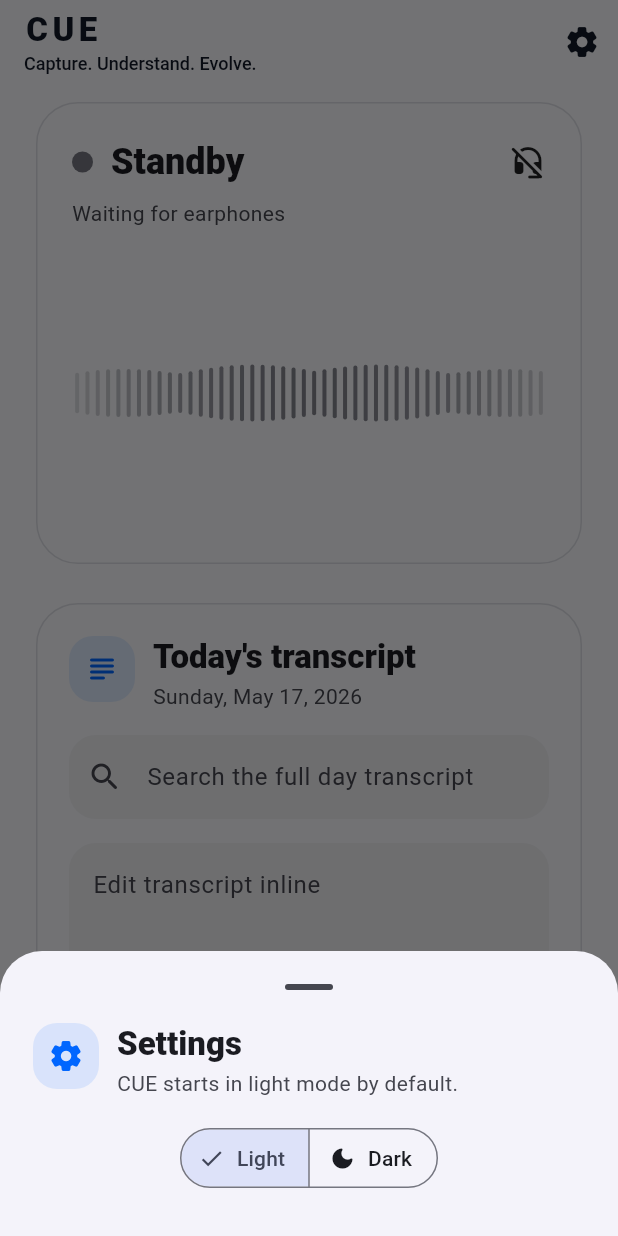
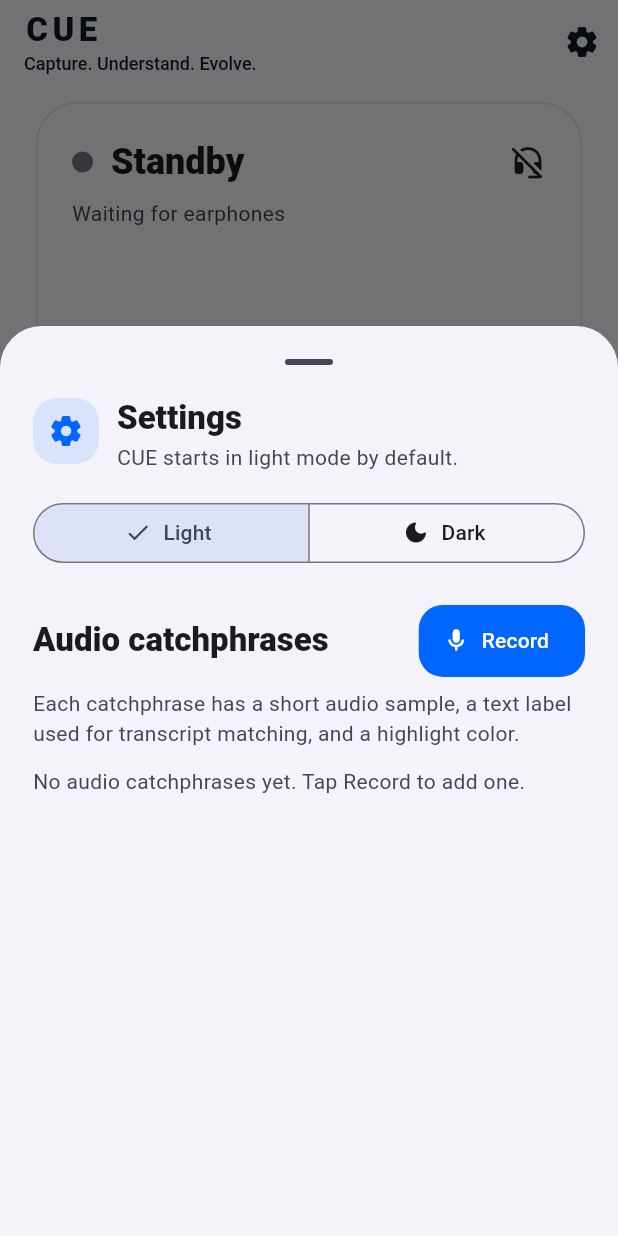
Before and after one commit to praveenasok1/cue, a Flutter app: the screen it shows after launch, after a tap on the "settings" icon, on a phone screen of 412 x 824 dp. Run offline on Flutter 3.47's test engine with Material 3 defaults, Android fonts, the phone set to English and light mode, and no system bars; our stand-ins replace drift, drift_flutter, flutter_riverpod, geolocator, shared_preferences, speech_to_text; missing offline and left inert: audio_session, flutter_foreground_task, record; accounts and stored records are empty.

Commit message:
Move audio catchphrases into settings
Co-authored-by: praveenasok1 <praveenasok1@users.noreply.github.com>

```diff
--- a/lib/src/data/cue_database.dart
+++ b/lib/src/data/cue_database.dart
@@ -15,7 +15,7 @@ class CueDatabase extends GeneratedDatabase {
   final _sessionsChanged = StreamController<void>.broadcast();
 
   @override
-  int get schemaVersion => 1;
+  int get schemaVersion => 2;
 
   @override
   Iterable<TableInfo<Table, dynamic>> get allTables => const [];
@@ -29,6 +29,7 @@ CREATE TABLE catchphrases (
   phrase TEXT NOT NULL UNIQUE,
   polarity TEXT NOT NULL CHECK (polarity IN ('+', '-')),
   color_value INTEGER NOT NULL,
+  audio_path TEXT,
   notes TEXT,
   created_at INTEGER NOT NULL
 );
@@ -68,6 +69,13 @@ CREATE TABLE catchphrase_hits (
         'ON catchphrase_hits(spoken_at);',
       );
     },
+    onUpgrade: (m, from, to) async {
+      if (from < 2) {
+        await customStatement(
+          'ALTER TABLE catchphrases ADD COLUMN audio_path TEXT;',
+        );
+      }
+    },
   );
 
   Stream<List<Catchphrase>> watchCatchphrases() {
@@ -85,6 +93,7 @@ CREATE TABLE catchphrase_hits (
     required String phrase,
     required HabitPolarity polarity,
     required Color color,
+    required String audioPath,
     String? notes,
   }) async {
     _validateCatchphrase(phrase);
@@ -92,13 +101,20 @@ CREATE TABLE catchphrase_hits (
     final now = DateTime.now();
     await customStatement(
       '''
-INSERT INTO catchphrases (phrase, polarity, color_value, notes, created_at)
-VALUES (?, ?, ?, ?, ?);
+INSERT INTO catchphrases (
+  phrase,
+  polarity,
+  color_value,
+  audio_path,
+  notes,
+  created_at
+) VALUES (?, ?, ?, ?, ?, ?);
 ''',
       [
         Variable.withString(normalized),
         Variable.withString(polarity.symbol),
         Variable.withInt(color.toARGB32()),
+        Variable.withString(audioPath),
         notes == null || notes.trim().isEmpty
             ? const Variable(null)
             : Variable.withString(notes.trim()),
@@ -112,6 +128,7 @@ VALUES (?, ?, ?, ?, ?);
       phrase: normalized,
       polarity: polarity,
       color: color,
+      audioPath: audioPath,
       notes: notes?.trim(),
       createdAt: now,
     );
@@ -207,6 +224,7 @@ SELECT
   c.phrase,
   c.polarity,
   c.color_value,
+  c.audio_path,
   c.notes,
   c.created_at
 FROM catchphrase_hits h
@@ -349,6 +367,7 @@ WHERE id = ? AND ended_at IS NULL;
       phrase: row.read<String>('phrase'),
       polarity: HabitPolarity.fromSymbol(row.read<String>('polarity')),
       color: Color(row.read<int>('color_value')),
+      audioPath: row.readNullable<String>('audio_path'),
       notes: row.readNullable<String>('notes'),
       createdAt: _dateFromMillis(row.read<int>('created_at')),
     );
@@ -390,8 +409,8 @@ WHERE id = ? AND ended_at IS NULL;
         .split(RegExp(r'\s+'))
         .where((word) => word.isNotEmpty)
         .length;
-    if (wordCount < 2) {
-      throw ArgumentError('Catchphrases must contain at least two words.');
+    if (wordCount < 1) {
+      throw ArgumentError('Add a text label for this audio catchphrase.');
     }
   }
 
--- a/lib/src/data/models.dart
+++ b/lib/src/data/models.dart
@@ -34,6 +34,7 @@ class Catchphrase {
     required this.polarity,
     required this.color,
     required this.createdAt,
+    this.audioPath,
     this.notes,
   });
 
@@ -41,6 +42,7 @@ class Catchphrase {
   final String phrase;
   final HabitPolarity polarity;
   final Color color;
+  final String? audioPath;
   final String? notes;
   final DateTime createdAt;
 
--- a/lib/src/features/home/home_screen.dart
+++ b/lib/src/features/home/home_screen.dart
@@ -1,3 +1,5 @@
+import 'dart:async';
+
 import 'package:flutter/material.dart';
 import 'package:flutter_riverpod/flutter_riverpod.dart';
 import 'package:intl/intl.dart';
@@ -55,22 +57,13 @@ class _HomeScreenState extends ConsumerState<HomeScreen> {
           ),
         ],
       ),
-      floatingActionButton: FloatingActionButton.extended(
-        backgroundColor: CueColors.primary,
-        foregroundColor: Colors.white,
-        onPressed: () => _showCatchphraseSheet(context, ref),
-        icon: const Icon(Icons.add_rounded),
-        label: const Text('Catchphrase'),
-      ),
       body: SafeArea(
         child: ListView(
-          padding: const EdgeInsets.fromLTRB(20, 8, 20, 96),
+          padding: const EdgeInsets.fromLTRB(20, 8, 20, 28),
           children: const [
             _RecordingHero(),
             SizedBox(height: 18),
             _TranscriptPanel(),
-            SizedBox(height: 18),
-            _CatchphrasePanel(),
             SizedBox(height: 18),
             _RecentHitsPanel(),
           ],
@@ -499,62 +492,6 @@ class _TextHighlight {
   final Color color;
 }
 
-class _CatchphrasePanel extends ConsumerWidget {
-  const _CatchphrasePanel();
-
-  @override
-  Widget build(BuildContext context, WidgetRef ref) {
-    final catchphrases = ref.watch(catchphrasesProvider);
-    return Card(
-      child: Padding(
-        padding: const EdgeInsets.all(22),
-        child: Column(
-          crossAxisAlignment: CrossAxisAlignment.start,
-          children: [
-            const _SectionHeader(
-              title: 'Catchphrases',
-              subtitle: 'Two or more words, habit polarity, color, notes.',
-              icon: Icons.auto_awesome_rounded,
-            ),
-            const SizedBox(height: 12),
-            catchphrases.when(
-              data: (items) {
-                if (items.isEmpty) {
-                  return const Text(
-                    'Add a phrase like "drink water" or "skip workout".',
-                  );
-                }
-                return Wrap(
-                  spacing: 10,
-                  runSpacing: 10,
-                  children: [
-                    for (final item in items)
-                      InputChip(
-                        avatar: CircleAvatar(
-                          backgroundColor: item.color,
-                          child: Text(
-                            item.polarity.symbol,
-                            style: const TextStyle(color: Colors.white),
-                          ),
-                        ),
-                        label: Text(item.phrase),
-                        onDeleted: () => ref
-                            .read(catchphraseControllerProvider.notifier)
-                            .delete(item.id),
-                      ),
-                  ],
-                );
-              },
-              loading: () => const LinearProgressIndicator(),
-              error: (error, _) => Text('Could not load catchphrases: $error'),
-            ),
-          ],
-        ),
-      ),
-    );
-  }
-}
-
 class _RecentHitsPanel extends ConsumerWidget {
   const _RecentHitsPanel();
 
@@ -715,14 +652,20 @@ class _MoodPicker extends StatelessWidget {
 Future<void> _showSettings(BuildContext context) {
   return showModalBottomSheet<void>(
     context: context,
+    isScrollControlled: true,
     showDragHandle: true,
     builder: (context) => Consumer(
       builder: (context, ref, _) {
         final themeMode = ref.watch(themeModeControllerProvider);
-        return Padding(
+        return DraggableScrollableSheet(
+          expand: false,
+          initialChildSize: 0.72,
+          minChildSize: 0.45,
+          maxChildSize: 0.92,
+          builder: (context, scrollController) {
+            return ListView(
+              controller: scrollController,
               padding: const EdgeInsets.fromLTRB(22, 0, 22, 28),
-          child: Column(
-            mainAxisSize: MainAxisSize.min,
               children: [
                 const _SectionHeader(
                   title: 'Settings',
@@ -750,12 +693,95 @@ Future<void> _showSettings(BuildContext context) {
                         .setThemeMode(selection.single);
                   },
                 ),
+                const SizedBox(height: 24),
+                Row(
+                  children: [
+                    Expanded(
+                      child: Text(
+                        'Audio catchphrases',
+                        style: Theme.of(context).textTheme.titleLarge?.copyWith(
+                          fontWeight: FontWeight.w900,
+                        ),
+                      ),
+                    ),
+                    FilledButton.icon(
+                      onPressed: () => _showCatchphraseSheet(context, ref),
+                      icon: const Icon(Icons.mic_rounded),
+                      label: const Text('Record'),
+                    ),
                   ],
                 ),
+                const SizedBox(height: 8),
+                Text(
+                  'Each catchphrase has a short audio sample, a text label used for transcript matching, and a highlight color.',
+                  style: TextStyle(
+                    color: Theme.of(context).colorScheme.onSurfaceVariant,
+                  ),
+                ),
+                const SizedBox(height: 12),
+                const _CatchphraseList(compact: true),
+              ],
+            );
+          },
         );
       },
     ),
   );
+}
+
+class _CatchphraseList extends ConsumerWidget {
+  const _CatchphraseList({this.compact = false});
+
+  final bool compact;
+
+  @override
+  Widget build(BuildContext context, WidgetRef ref) {
+    final catchphrases = ref.watch(catchphrasesProvider);
+    return catchphrases.when(
+      data: (items) {
+        if (items.isEmpty) {
+          return Text(
+            'No audio catchphrases yet. Tap Record to add one.',
+            style: TextStyle(
+              color: Theme.of(context).colorScheme.onSurfaceVariant,
+            ),
+          );
+        }
+        return Column(
+          children: [
+            for (final item in items)
+              ListTile(
+                dense: compact,
+                contentPadding: EdgeInsets.zero,
+                leading: CircleAvatar(
+                  backgroundColor: item.color,
+                  child: const Icon(
+                    Icons.graphic_eq_rounded,
+                    color: Colors.white,
+                    size: 18,
+                  ),
+                ),
+                title: Text(item.phrase),
+                subtitle: Text(
+                  item.audioPath == null
+                      ? 'Legacy text-only catchphrase'
+                      : 'Voice sample saved',
+                ),
+                trailing: IconButton(
+                  tooltip: 'Delete',
+                  icon: const Icon(Icons.delete_outline_rounded),
+                  onPressed: () => ref
+                      .read(catchphraseControllerProvider.notifier)
+                      .delete(item.id),
+                ),
+              ),
+          ],
+        );
+      },
+      loading: () => const LinearProgressIndicator(),
+      error: (error, _) => Text('Could not load catchphrases: $error'),
+    );
+  }
 }
 
 Future<void> _showCatchphraseSheet(BuildContext context, WidgetRef ref) {
@@ -787,15 +813,20 @@ class _CatchphraseFormState extends State<_CatchphraseForm> {
   ];
 
   final _phraseController = TextEditingController();
-  final _notesController = TextEditingController();
-  HabitPolarity _polarity = HabitPolarity.desired;
   Color _color = _colors.first;
+  bool _isRecording = false;
+  String? _audioPath;
   String? _error;
 
   @override
   void dispose() {
     _phraseController.dispose();
-    _notesController.dispose();
+    if (_isRecording) {
+      widget.ref
+          .read(catchphraseAudioServiceProvider)
+          .stopSampleRecording()
+          .ignore();
+    }
     super.dispose();
   }
 
@@ -814,37 +845,61 @@ class _CatchphraseFormState extends State<_CatchphraseForm> {
           crossAxisAlignment: CrossAxisAlignment.start,
           children: [
             const _SectionHeader(
-              title: 'New catchphrase',
-              subtitle: 'Minimum two words. CUE will listen for exact phrases.',
+              title: 'Record catchphrase',
+              subtitle:
+                  'Say the phrase once, then add its text label and highlight color.',
               icon: Icons.add_reaction_rounded,
             ),
+            const SizedBox(height: 16),
+            SizedBox(
+              width: double.infinity,
+              child: FilledButton.icon(
+                style: FilledButton.styleFrom(
+                  backgroundColor: _isRecording
+                      ? CueColors.negative
+                      : CueColors.primary,
+                ),
+                icon: Icon(
+                  _isRecording ? Icons.stop_rounded : Icons.mic_rounded,
+                ),
+                label: Text(
+                  _isRecording
+                      ? 'Stop recording sample'
+                      : _audioPath == null
+                      ? 'Record audio sample'
+                      : 'Re-record audio sample',
+                ),
+                onPressed: _toggleRecording,
+              ),
+            ),
+            if (_audioPath != null && !_isRecording) ...[
+              const SizedBox(height: 8),
+              Row(
+                children: [
+                  const Icon(
+                    Icons.check_circle_rounded,
+                    color: CueColors.positive,
+                  ),
+                  const SizedBox(width: 8),
+                  Expanded(
+                    child: Text(
+                      'Audio sample saved',
+                      style: TextStyle(
+                        color: Theme.of(context).colorScheme.onSurfaceVariant,
+                      ),
+                    ),
+                  ),
+                ],
+              ),
+            ],
             const SizedBox(height: 16),
             TextField(
               controller: _phraseController,
               textCapitalization: TextCapitalization.sentences,
               decoration: const InputDecoration(
-                labelText: 'Catchphrase',
+                labelText: 'Text label',
                 hintText: 'for example: drink water',
               ),
-            ),
-            const SizedBox(height: 12),
-            SegmentedButton<HabitPolarity>(
-              segments: const [
-                ButtonSegment(
-                  value: HabitPolarity.desired,
-                  label: Text('Desired +'),
-                  icon: Icon(Icons.trending_up_rounded),
-                ),
-                ButtonSegment(
-                  value: HabitPolarity.undesired,
-                  label: Text('Undesired -'),
-                  icon: Icon(Icons.trending_down_rounded),
-                ),
-              ],
-              selected: {_polarity},
-              onSelectionChanged: (selection) {
-                setState(() => _polarity = selection.single);
-              },
             ),
             const SizedBox(height: 14),
             Wrap(
@@ -859,16 +914,6 @@ class _CatchphraseFormState extends State<_CatchphraseForm> {
                   ),
               ],
             ),
-            const SizedBox(height: 12),
-            TextField(
-              controller: _notesController,
-              minLines: 2,
-              maxLines: 4,
-              decoration: const InputDecoration(
-                labelText: 'Optional notes',
-                hintText: 'Why this phrase matters',
-              ),
-            ),
             if (_error != null) ...[
               const SizedBox(height: 10),
               Text(_error!, style: const TextStyle(color: CueColors.negative)),
@@ -878,8 +923,8 @@ class _CatchphraseFormState extends State<_CatchphraseForm> {
               width: double.infinity,
               child: FilledButton.icon(
                 icon: const Icon(Icons.check_rounded),
-                label: const Text('Save catchphrase'),
-                onPressed: _save,
+                label: const Text('Save audio catchphrase'),
+                onPressed: _isRecording ? null : _save,
               ),
             ),
           ],
@@ -888,15 +933,43 @@ class _CatchphraseFormState extends State<_CatchphraseForm> {
     );
   }
 
+  Future<void> _toggleRecording() async {
+    setState(() => _error = null);
+    try {
+      final service = widget.ref.read(catchphraseAudioServiceProvider);
+      if (_isRecording) {
+        final path = await service.stopSampleRecording();
+        setState(() {
+          _isRecording = false;
+          _audioPath = path ?? _audioPath;
+        });
+      } else {
+        final path = await service.startSampleRecording();
+        setState(() {
+          _isRecording = true;
+          _audioPath = path;
+        });
+      }
+    } catch (error) {
+      setState(() {
+        _isRecording = false;
+        _error = error.toString();
+      });
+    }
+  }
+
   Future<void> _save() async {
     try {
+      final audioPath = _audioPath;
+      if (audioPath == null) {
+        throw ArgumentError('Record an audio sample first.');
+      }
       await widget.ref
           .read(catchphraseControllerProvider.notifier)
           .add(
             phrase: _phraseController.text,
-            polarity: _polarity,
             color: _color,
-            notes: _notesController.text,
+            audioPath: audioPath,
           );
       if (mounted) Navigator.of(context).pop();
     } catch (error) {
```
Also changed, not shown: lib/src/providers.dart (+12 -4 lines), lib/src/services/catchphrase_audio_service.dart (added, +38 -0 lines). Lines whose indentation alone changed are shown as unchanged.
